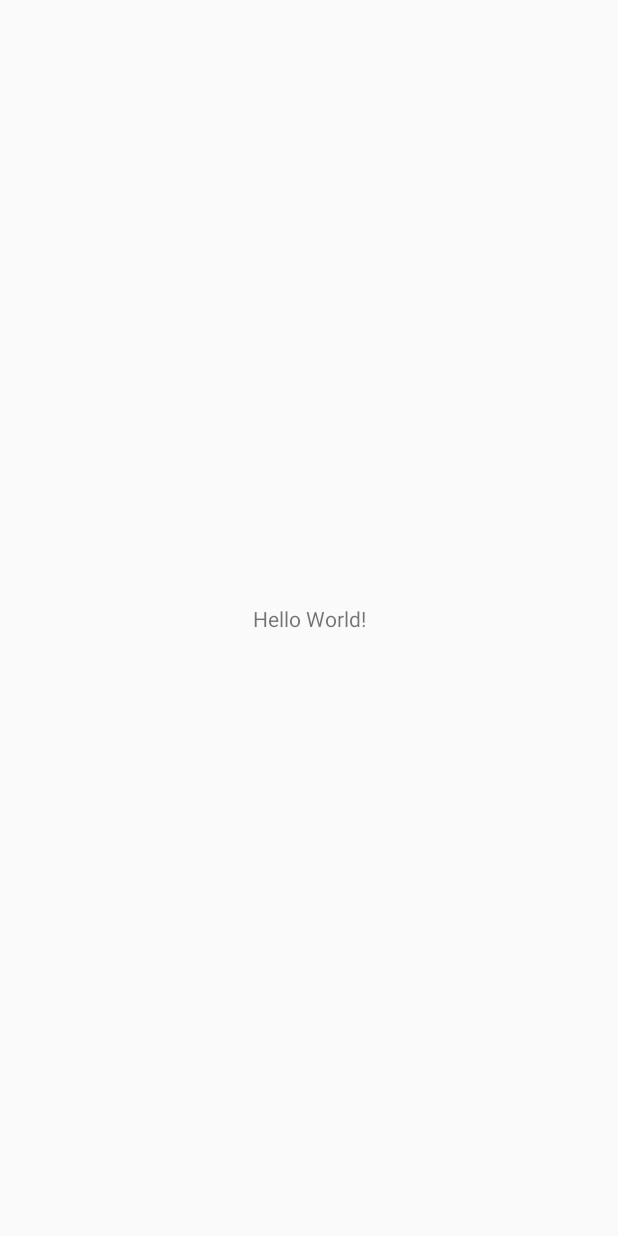
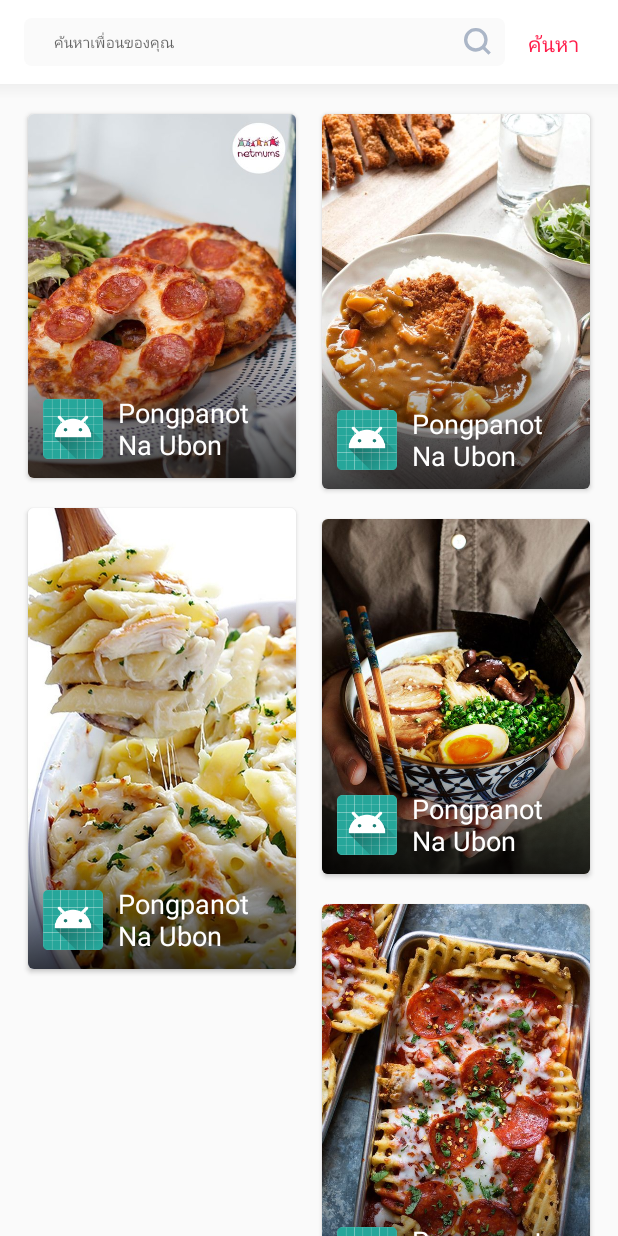
Before and after one commit to Skydddoogg/Foodagram, an Android app: the screen it shows after launch (MainActivity), on a phone screen of 412 x 824 dp. Before the commit the screen is almost empty. Run offline under Robolectric (Android 15) with nearby library versions, the phone set to English and light mode, and no system bars.

Commit message:
Add Discover Function (XML, Class)

```diff
--- a/Foodagram/app/build.gradle
+++ b/Foodagram/app/build.gradle
@@ -25,4 +25,7 @@ dependencies {
     testImplementation 'junit:junit:4.12'
     androidTestImplementation 'com.android.support.test:runner:1.0.2'
     androidTestImplementation 'com.android.support.test.espresso:espresso-core:3.0.2'
+
+    implementation 'com.android.support:recyclerview-v7:26.0.0'
+    implementation 'com.android.support:cardview-v7:26.0.0'
 }
--- /dev/null
+++ b/Foodagram/app/src/main/java/com/example/foodagramapp/foodagram/Discover/DiscoverFragment.java
@@ -0,0 +1,86 @@
+package com.example.foodagramapp.foodagram.Discover;
+
+import android.graphics.Bitmap;
+import android.graphics.BitmapFactory;
+import android.os.Bundle;
+import android.support.annotation.NonNull;
+import android.support.annotation.Nullable;
+import android.support.v4.app.Fragment;
+import android.support.v7.widget.RecyclerView;
+import android.support.v7.widget.StaggeredGridLayoutManager;
+import android.util.Log;
+import android.view.LayoutInflater;
+import android.view.View;
+import android.view.ViewGroup;
+import android.widget.ImageView;
+import android.widget.TextView;
+
+import com.example.foodagramapp.foodagram.R;
+
+public class DiscoverFragment extends Fragment {
+    private RecyclerView recyclerView;
+    private  Bitmap[] bitmaps;
+
+    @Override
+    public void onActivityCreated(@Nullable Bundle savedInstanceState) {
+        super.onActivityCreated(savedInstanceState);
+        bitmaps = setUpBitmaps();
+        recyclerView = (RecyclerView) getView().findViewById(R.id.discoverRecycleViewMian);
+        recyclerView.setAdapter(new DiscoverFragment.GridLayoutAdapter(bitmaps));
+        StaggeredGridLayoutManager mLayoutManager = new StaggeredGridLayoutManager(2, StaggeredGridLayoutManager.VERTICAL);
+        recyclerView.setLayoutManager(mLayoutManager);
+    }
+
+    //
+    private Bitmap[] setUpBitmaps() {
+        Bitmap[] bitmaps = new Bitmap[5];
+        bitmaps[0] = BitmapFactory.decodeResource(getResources(), R.drawable.img_1);
+        bitmaps[1] = BitmapFactory.decodeResource(getResources(), R.drawable.img_2);
+        bitmaps[2] = BitmapFactory.decodeResource(getResources(), R.drawable.img_3);
+        bitmaps[3] = BitmapFactory.decodeResource(getResources(), R.drawable.img_4);
+        bitmaps[4] = BitmapFactory.decodeResource(getResources(), R.drawable.img_5);
+        return bitmaps;
+    }
+
+    public class GridLayoutAdapter extends RecyclerView.Adapter<DiscoverFragment.GridHolder>{
+        private Bitmap[] bitmaps;
+        public GridLayoutAdapter(Bitmap[] bitmaps) {
+            this.bitmaps = bitmaps;
+        }
+
+        @Override
+        public GridHolder onCreateViewHolder(ViewGroup parent, int viewType) {
+            View view = LayoutInflater.from(getActivity()).inflate(R.layout.discover_card_view, parent, false);
+            return new GridHolder(view);
+        }
+
+        @Override
+        public void onBindViewHolder(GridHolder holder, int position) {
+            holder.imageView.requestLayout();
+            holder.imageView.setImageBitmap(bitmaps[position]);
+            holder.textView.setText("Pongpanot Na Ubon");
+        }
+
+        @Override
+        public int getItemCount() {
+            return bitmaps.length;
+        }
+    }
+
+    private class GridHolder extends RecyclerView.ViewHolder {
+        public ImageView imageView;
+        public TextView textView;
+
+        public GridHolder(View itemView) {
+            super(itemView);
+            imageView = (ImageView) itemView.findViewById(R.id.discover_thumbnail);
+            textView = (TextView) itemView.findViewById(R.id.discover_user_name);
+        }
+    }
+
+    @Nullable
+    @Override
+    public View onCreateView(@NonNull LayoutInflater inflater, @Nullable ViewGroup container, @Nullable Bundle savedInstanceState) {
+        return inflater.inflate(R.layout.fragment_discover, container, false);
+    }
+}
--- a/Foodagram/app/src/main/java/com/example/foodagramapp/foodagram/MainActivity.java
+++ b/Foodagram/app/src/main/java/com/example/foodagramapp/foodagram/MainActivity.java
@@ -2,6 +2,8 @@ package com.example.foodagramapp.foodagram;
 
 import android.support.v7.app.AppCompatActivity;
 import android.os.Bundle;
+
+import com.example.foodagramapp.foodagram.Discover.DiscoverFragment;
 
 public class MainActivity extends AppCompatActivity {
 
@@ -9,5 +11,11 @@ public class MainActivity extends AppCompatActivity {
     protected void onCreate(Bundle savedInstanceState) {
         super.onCreate(savedInstanceState);
         setContentView(R.layout.activity_main);
+        if (savedInstanceState == null) {
+            getSupportFragmentManager()
+                    .beginTransaction()
+                    .replace(R.id.main_view, new DiscoverFragment())
+                    .commit();
+        }
     }
 }
--- /dev/null
+++ b/Foodagram/app/src/main/res/drawable/discover_thumbnail_shadow.xml
@@ -0,0 +1,13 @@
+<?xml version="1.0" encoding="utf-8"?>
+<selector xmlns:android="http://schemas.android.com/apk/res/android">
+    <item>
+        <shape android:shape="rectangle">
+            <solid android:color="#000" />
+            <gradient android:angle="-90"
+                android:startColor="#00ffffff"
+                android:endColor="#b8000000">
+
+            </gradient>
+        </shape>
+    </item>
+</selector>
--- /dev/null
+++ b/Foodagram/app/src/main/res/drawable/search_box_style.xml
@@ -0,0 +1,7 @@
+<?xml version="1.0" encoding="utf-8"?>
+<shape android:shape="rectangle"
+    xmlns:android="http://schemas.android.com/apk/res/android" >
+
+    <solid android:color="#FAFAFA"></solid>
+    <corners android:radius="5dp"></corners>
+</shape>
--- /dev/null
+++ b/Foodagram/app/src/main/res/drawable/search_icon.xml
@@ -0,0 +1,4 @@
+<vector android:height="18dp" android:viewportHeight="16"
+    android:viewportWidth="16" android:width="18dp" xmlns:android="http://schemas.android.com/apk/res/android">
+    <path android:fillColor="#abb6c7" android:pathData="M15.9,14.5l-3.3,-3.3A6.847,6.847 0,0 0,14 7,6.957 6.957,0 0,0 7,0 6.957,6.957 0,0 0,0 7a6.957,6.957 0,0 0,7 7,6.847 6.847,0 0,0 4.2,-1.4l3.3,3.3ZM2,7A4.951,4.951 0,0 1,7 2a4.951,4.951 0,0 1,5 5,4.951 4.951,0 0,1 -5,5A4.951,4.951 0,0 1,2 7Z"/>
+</vector>
--- /dev/null
+++ b/Foodagram/app/src/main/res/drawable/tool_bar_shadow.xml
@@ -0,0 +1,10 @@
+<?xml version="1.0" encoding="utf-8"?>
+<shape xmlns:android="http://schemas.android.com/apk/res/android"
+    android:shape="rectangle">
+    <gradient
+        android:startColor="#0a000000"
+        android:endColor="#00020202"
+        android:angle="-90"></gradient>
+    <!--<solid  android:color="#90020202"></solid>-->
+
+</shape>
--- a/Foodagram/app/src/main/res/layout/activity_main.xml
+++ b/Foodagram/app/src/main/res/layout/activity_main.xml
@@ -6,13 +6,9 @@
     android:layout_height="match_parent"
     tools:context=".MainActivity">
 
-    <TextView
-        android:layout_width="wrap_content"
-        android:layout_height="wrap_content"
-        android:text="Hello World!"
-        app:layout_constraintBottom_toBottomOf="parent"
-        app:layout_constraintLeft_toLeftOf="parent"
-        app:layout_constraintRight_toRightOf="parent"
-        app:layout_constraintTop_toTopOf="parent" />
+    <FrameLayout
+        android:id="@+id/main_view"
+        android:layout_width="match_parent"
+        android:layout_height="match_parent"></FrameLayout>
 
 </android.support.constraint.ConstraintLayout>
--- /dev/null
+++ b/Foodagram/app/src/main/res/layout/discover_card_view.xml
@@ -0,0 +1,88 @@
+<?xml version="1.0" encoding="utf-8"?>
+<android.support.v7.widget.CardView xmlns:android="http://schemas.android.com/apk/res/android"
+    xmlns:app="http://schemas.android.com/apk/res-auto"
+    xmlns:tools="http://schemas.android.com/tools"
+    android:layout_width="match_parent"
+    android:layout_height="wrap_content"
+    android:layout_margin="5dp"
+    app:cardCornerRadius="4dp"
+    app:cardUseCompatPadding="true">
+
+    <android.support.constraint.ConstraintLayout
+        android:layout_width="match_parent"
+        android:layout_height="wrap_content">
+
+
+        <ImageView
+            android:id="@+id/discover_thumbnail"
+            android:layout_width="0dp"
+            android:layout_height="wrap_content"
+            android:adjustViewBounds="true"
+            android:scaleType="centerCrop"
+            app:layout_constraintBottom_toBottomOf="parent"
+            app:layout_constraintEnd_toEndOf="parent"
+            app:layout_constraintStart_toStartOf="parent"
+            app:layout_constraintTop_toTopOf="parent" />
+
+        <android.support.constraint.ConstraintLayout
+            android:id="@+id/constraintLayout2"
+            android:layout_width="match_parent"
+            android:layout_height="100dp"
+            android:background="@drawable/discover_thumbnail_shadow"
+            app:layout_constraintBottom_toBottomOf="parent"
+            app:layout_constraintEnd_toEndOf="parent"
+            app:layout_constraintStart_toStartOf="parent"></android.support.constraint.ConstraintLayout>
+        <android.support.constraint.ConstraintLayout
+            android:layout_width="0dp"
+            android:layout_height="wrap_content"
+            app:layout_constraintBottom_toBottomOf="parent"
+            app:layout_constraintEnd_toEndOf="parent"
+            android:paddingBottom="10dp"
+            app:layout_constraintStart_toStartOf="parent">
+
+            <android.support.constraint.ConstraintLayout
+                android:layout_width="match_parent"
+                android:layout_height="wrap_content"
+                android:layout_marginEnd="10dp"
+                android:layout_marginStart="10dp"
+                android:layout_marginBottom="5dp"
+                app:layout_constraintEnd_toEndOf="parent"
+                app:layout_constraintStart_toStartOf="parent">
+
+                <ImageView
+                    android:id="@+id/discover_user_thumbnail"
+                    android:layout_width="40dp"
+                    android:layout_height="40dp"
+                    android:gravity="center_horizontal"
+                    android:orientation="vertical"
+                    android:src="@mipmap/ic_launcher"
+                    app:layout_constraintBottom_toBottomOf="parent"
+                    app:layout_constraintStart_toStartOf="parent"
+                    app:layout_constraintTop_toTopOf="parent" />
+
+                <TextView
+                    android:id="@+id/discover_user_name"
+                    android:layout_width="0dp"
+                    android:layout_height="wrap_content"
+                    android:layout_marginStart="10dp"
+                    android:gravity="center"
+                    android:text="Username"
+                    android:textAlignment="textStart"
+                    android:textColor="#fff"
+                    android:textSize="18dp"
+                    app:layout_constraintBottom_toBottomOf="parent"
+                    app:layout_constraintEnd_toEndOf="parent"
+                    app:layout_constraintStart_toEndOf="@+id/discover_user_thumbnail"
+                    app:layout_constraintTop_toTopOf="parent" />
+            </android.support.constraint.ConstraintLayout>
+        </android.support.constraint.ConstraintLayout>
+
+
+
+    </android.support.constraint.ConstraintLayout>
+
+
+
+
+
+</android.support.v7.widget.CardView>
--- /dev/null
+++ b/Foodagram/app/src/main/res/layout/fragment_discover.xml
@@ -0,0 +1,105 @@
+<?xml version="1.0" encoding="utf-8"?>
+<android.support.constraint.ConstraintLayout xmlns:android="http://schemas.android.com/apk/res/android"
+    xmlns:tools="http://schemas.android.com/tools"
+    android:layout_width="match_parent"
+    android:layout_height="match_parent"
+    xmlns:app="http://schemas.android.com/apk/res-auto">
+
+
+    <LinearLayout
+        android:id="@+id/linearLayout4"
+        android:layout_width="match_parent"
+        android:layout_height="wrap_content"
+        android:orientation="horizontal"
+
+        app:layout_constraintEnd_toEndOf="parent"
+        app:layout_constraintStart_toStartOf="parent"
+        app:layout_constraintTop_toTopOf="parent">
+
+        <android.support.constraint.ConstraintLayout
+            android:layout_width="match_parent"
+            android:layout_height="wrap_content">
+
+            <android.support.constraint.ConstraintLayout
+                android:id="@+id/linearLayout3"
+                android:layout_width="match_parent"
+                android:background="#fff"
+                android:layout_height="56dp"
+                app:layout_constraintEnd_toEndOf="parent"
+                app:layout_constraintStart_toStartOf="parent"
+                app:layout_constraintTop_toTopOf="parent">
+
+                <TextView
+                    android:id="@+id/textView4"
+                    android:layout_width="wrap_content"
+                    android:layout_height="wrap_content"
+                    android:layout_marginEnd="26dp"
+                    android:text="ค้นหา"
+                    android:textColor="#FF1C49"
+                    android:textSize="14dp"
+                    app:layout_constraintBottom_toBottomOf="parent"
+                    app:layout_constraintEnd_toEndOf="parent"
+                    app:layout_constraintTop_toTopOf="parent"
+                    app:layout_constraintVertical_bias="0.513" />
+
+                <EditText
+                    android:drawableEnd="@drawable/search_icon"
+                    android:id="@+id/textView3"
+                    android:layout_width="0dp"
+                    android:layout_height="32dp"
+                    android:paddingRight="9dp"
+                    android:layout_marginEnd="15dp"
+                    android:layout_marginStart="16dp"
+                    android:background="@drawable/search_box_style"
+                    android:gravity="center"
+                    android:hint="ค้นหาเพื่อนของคุณ"
+                    android:paddingLeft="20dp"
+                    android:textAlignment="textStart"
+                    android:textSize="10dp"
+                    app:layout_constraintBottom_toBottomOf="parent"
+                    app:layout_constraintEnd_toStartOf="@+id/textView4"
+                    app:layout_constraintStart_toStartOf="parent"
+                    app:layout_constraintTop_toTopOf="parent" />
+            </android.support.constraint.ConstraintLayout>
+
+            <android.support.constraint.ConstraintLayout
+                android:layout_width="0dp"
+                android:layout_height="wrap_content"
+                app:layout_constraintEnd_toEndOf="parent"
+                android:background="@android:color/transparent"
+                app:layout_constraintStart_toStartOf="parent"
+                app:layout_constraintTop_toBottomOf="@+id/linearLayout3">
+
+
+                <android.support.v7.widget.RecyclerView
+                    android:id="@+id/discoverRecycleViewMian"
+                    android:layout_width="match_parent"
+                    android:layout_height="wrap_content"
+                    android:layout_marginEnd="10dp"
+                    android:layout_marginStart="10dp"
+                    android:clipToPadding="false"
+                    android:paddingTop="10dp"
+                    app:layout_constraintEnd_toEndOf="parent"
+                    app:layout_constraintHorizontal_bias="0.0"
+                    app:layout_constraintStart_toStartOf="parent"
+                    app:layout_constraintTop_toTopOf="parent" />
+
+                <View
+                    android:id="@+id/view"
+                    android:layout_width="match_parent"
+                    android:layout_height="10dp"
+                    android:background="@drawable/tool_bar_shadow"
+                    app:layout_constraintEnd_toEndOf="parent"
+                    app:layout_constraintStart_toStartOf="parent"
+                    app:layout_constraintTop_toTopOf="parent"/>
+
+
+            </android.support.constraint.ConstraintLayout>
+        </android.support.constraint.ConstraintLayout>
+
+    </LinearLayout>
+
+
+
+
+</android.support.constraint.ConstraintLayout>
--- /dev/null
+++ b/Foodagram/app/src/main/res/layout/fragment_search.xml
@@ -0,0 +1,93 @@
+<?xml version="1.0" encoding="utf-8"?>
+<android.support.constraint.ConstraintLayout xmlns:android="http://schemas.android.com/apk/res/android"
+    xmlns:tools="http://schemas.android.com/tools"
+    android:layout_width="match_parent"
+    android:layout_height="match_parent"
+    xmlns:app="http://schemas.android.com/apk/res-auto"
+    android:background="#FFFFFF">
+
+    <LinearLayout
+        android:id="@+id/linearLayout"
+        android:layout_width="match_parent"
+        android:layout_height="511dp"
+        app:layout_constraintEnd_toEndOf="parent"
+        app:layout_constraintHorizontal_bias="0.0"
+        app:layout_constraintStart_toStartOf="parent"
+        app:layout_constraintTop_toBottomOf="@+id/linearLayout4">
+
+        <ListView
+            android:id="@+id/searchProfile"
+            android:layout_width="match_parent"
+            android:layout_height="wrap_content"
+            android:layout_weight="1" />
+    </LinearLayout>
+
+
+    <LinearLayout
+        android:id="@+id/linearLayout4"
+        android:layout_width="match_parent"
+        android:layout_height="wrap_content"
+        android:background="#ffffff"
+        android:orientation="horizontal">
+
+        <android.support.constraint.ConstraintLayout
+            android:layout_width="match_parent"
+            android:layout_height="wrap_content">
+
+            <android.support.constraint.ConstraintLayout
+                android:id="@+id/linearLayout3"
+                android:layout_width="match_parent"
+                android:layout_height="56dp"
+                app:layout_constraintEnd_toEndOf="parent"
+                app:layout_constraintStart_toStartOf="parent"
+                app:layout_constraintTop_toTopOf="parent">
+
+                <TextView
+                    android:id="@+id/textView4"
+                    android:layout_width="wrap_content"
+                    android:layout_height="wrap_content"
+                    android:layout_marginEnd="26dp"
+                    android:textColor="#FF1C49"
+                    android:text="ย้อนกลับ"
+                    android:textSize="14dp"
+                    app:layout_constraintBottom_toBottomOf="parent"
+                    app:layout_constraintEnd_toEndOf="parent"
+                    app:layout_constraintTop_toTopOf="parent"
+                    app:layout_constraintVertical_bias="0.513" />
+
+                <EditText
+                    android:id="@+id/textView3"
+                    android:layout_width="0dp"
+                    android:layout_height="32dp"
+                    android:layout_marginEnd="15dp"
+                    android:layout_marginStart="16dp"
+                    android:background="@drawable/search_box_style"
+                    android:gravity="center"
+                    android:hint="ค้นหา"
+                    android:paddingLeft="20dp"
+                    android:textAlignment="textStart"
+                    android:textSize="10dp"
+                    app:layout_constraintBottom_toBottomOf="parent"
+                    app:layout_constraintEnd_toStartOf="@+id/textView4"
+                    app:layout_constraintStart_toStartOf="parent"
+                    app:layout_constraintTop_toTopOf="parent" />
+            </android.support.constraint.ConstraintLayout>
+
+            <LinearLayout
+                android:layout_width="0dp"
+                android:layout_height="wrap_content"
+                app:layout_constraintEnd_toEndOf="parent"
+                app:layout_constraintStart_toStartOf="parent"
+                app:layout_constraintTop_toBottomOf="@+id/linearLayout3">
+
+                <View
+                    android:layout_width="match_parent"
+                    android:layout_height="20dp"
+                    android:background="@drawable/tool_bar_shadow"></View>
+            </LinearLayout>
+        </android.support.constraint.ConstraintLayout>
+
+    </LinearLayout>
+
+
+</android.support.constraint.ConstraintLayout>
--- /dev/null
+++ b/Foodagram/app/src/main/res/layout/search_adapter.xml
@@ -0,0 +1,12 @@
+<?xml version="1.0" encoding="utf-8"?>
+<android.support.constraint.ConstraintLayout xmlns:android="http://schemas.android.com/apk/res/android"
+    android:layout_width="match_parent"
+    android:layout_height="match_parent"
+    xmlns:app="http://schemas.android.com/apk/res-auto">
+
+
+    <TextView
+        android:layout_width="match_parent"
+        android:layout_height="match_parent"
+        android:id="@+id/userName"/>
+</android.support.constraint.ConstraintLayout>
--- a/Foodagram/app/src/main/res/values/colors.xml
+++ b/Foodagram/app/src/main/res/values/colors.xml
@@ -1,6 +1,6 @@
 <?xml version="1.0" encoding="utf-8"?>
 <resources>
     <color name="colorPrimary">#3F51B5</color>
-    <color name="colorPrimaryDark">#303F9F</color>
+    <color name="colorPrimaryDark">#000000</color>
     <color name="colorAccent">#FF4081</color>
 </resources>
```
Also changed, not shown: Foodagram/app/src/main/res/drawable/img_1.jpg (added), Foodagram/app/src/main/res/drawable/img_2.jpg (added), Foodagram/app/src/main/res/drawable/img_3.jpg (added), Foodagram/app/src/main/res/drawable/img_4.jpg (added), Foodagram/app/src/main/res/drawable/img_5.jpg (added).
